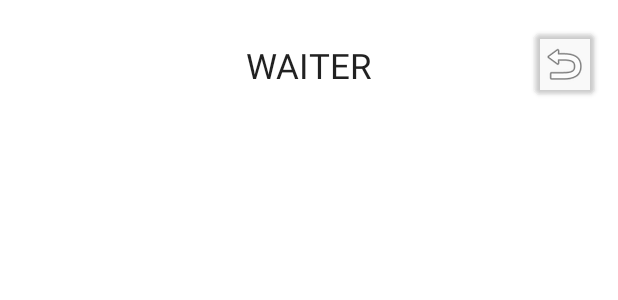
After one commit to msabate00/WaiterMe, an Android app: the layout fragment_waiter_main.xml on its own in the app's theme, with its tools: preview values and no code run, on a phone screen of 412 x 824 dp. The commit adds this screen. Shown: the top 300 px of the screen. Run offline under Robolectric (Android 15) with nearby library versions, the light colour scheme and no system bars.

```diff
--- a/app/src/main/java/cat/copernic/msabatem/waiterme/Recepcionist/Tables/RecepcionistTablesFragment.kt
+++ b/app/src/main/java/cat/copernic/msabatem/waiterme/Recepcionist/Tables/RecepcionistTablesFragment.kt
@@ -18,10 +18,6 @@ import cat.copernic.msabatem.waiterme.databinding.FragmentRecepcionistTablesBind
 class RecepcionistTablesFragment : Fragment() {
 
     private lateinit var binding: FragmentRecepcionistTablesBinding
-
-
-
-
 
     override fun onCreate(savedInstanceState: Bundle?) {
         super.onCreate(savedInstanceState)
--- a/app/src/main/java/cat/copernic/msabatem/waiterme/Recepcionist/Tables/TablesRViewAdapter.kt
+++ b/app/src/main/java/cat/copernic/msabatem/waiterme/Recepcionist/Tables/TablesRViewAdapter.kt
@@ -50,7 +50,7 @@ class TablesRViewAdapter(val tables: ArrayList<Table>): RecyclerView.Adapter<Tab
             }
         }
 
-        private fun openDialog(view: View, table: Table, id: Int){
+        private fun openDialog(view: View, table: Table, id_table: Int){
             val builder: AlertDialog.Builder = this.let {
                 AlertDialog.Builder(view.context)
             }
@@ -58,7 +58,7 @@ class TablesRViewAdapter(val tables: ArrayList<Table>): RecyclerView.Adapter<Tab
                 DialogInterface.OnClickListener { dialog, id ->
                     view.findViewById<Button>(R.id.btn_Item_TableR).isEnabled = false;
                     view.findViewById<Button>(R.id.btn_Item_TableR).alpha = 0.5f;
-                    Utils().editAvaileableTable(id, false);
+                    Utils().editAvaileableTable(id_table, false);
                 })?.setNegativeButton(R.string.dialog_cancel,
                 DialogInterface.OnClickListener { dialog, id ->
 
--- a/app/src/main/java/cat/copernic/msabatem/waiterme/RolSelector/RolSelectorFragment.kt
+++ b/app/src/main/java/cat/copernic/msabatem/waiterme/RolSelector/RolSelectorFragment.kt
@@ -47,6 +47,9 @@ class RolSelectorFragment : Fragment() {
         binding.btRolSelectorReceptionist.setOnClickListener {
             findNavController().navigate(RolSelectorFragmentDirections.actionRolSelectorFragmentToReceptionistMainFragment());
         }
+        binding.btRolSelectorWaiter.setOnClickListener {
+            findNavController().navigate(RolSelectorFragmentDirections.actionRolSelectorFragmentToWaiterMainFragment2())
+        }
 
 
         return binding.root;
--- a/app/src/main/java/cat/copernic/msabatem/waiterme/Utils.kt
+++ b/app/src/main/java/cat/copernic/msabatem/waiterme/Utils.kt
@@ -10,6 +10,7 @@ import cat.copernic.msabatem.waiterme.Admin.ManageFood.FoodViewAdapter
 import cat.copernic.msabatem.waiterme.Admin.ManageTables.Table
 import cat.copernic.msabatem.waiterme.Admin.ManageTables.TablesViewAdapter
 import cat.copernic.msabatem.waiterme.Recepcionist.Tables.TablesRViewAdapter
+import cat.copernic.msabatem.waiterme.Waiter.Tables.TablesWViewAdapter
 import com.google.firebase.auth.FirebaseAuth
 import com.google.firebase.auth.ktx.auth
 import com.google.firebase.database.DataSnapshot
@@ -37,6 +38,7 @@ class Utils {
     companion object{
         const val TABLE_ADMIN = 1;
         const val TABLE_RECEPTIONIS = 2;
+        const val TABLE_WAITER = 3;
 
     }
 
@@ -76,6 +78,7 @@ class Utils {
                         when(type){
                             1 -> rv.adapter = TablesViewAdapter(tables);
                             2 -> rv.adapter = TablesRViewAdapter(tables);
+                            3 -> rv.adapter = TablesWViewAdapter(tables);
                         }
 
                     }
--- /dev/null
+++ b/app/src/main/res/layout/fragment_waiter_main.xml
@@ -0,0 +1,54 @@
+<?xml version="1.0" encoding="utf-8"?>
+<layout xmlns:android="http://schemas.android.com/apk/res/android"
+    xmlns:app="http://schemas.android.com/apk/res-auto"
+    xmlns:tools="http://schemas.android.com/tools">
+
+    <data>
+
+    </data>
+
+    <androidx.constraintlayout.widget.ConstraintLayout
+        android:id="@+id/frameLayout3"
+        android:layout_width="match_parent"
+        android:layout_height="match_parent"
+        tools:context=".Waiter.WaiterMainFragment">
+
+
+        <TextView
+            android:id="@+id/tv_Waiter_Table_Title"
+            style="@style/HeaderText"
+            android:layout_width="wrap_content"
+            android:layout_height="wrap_content"
+            android:layout_marginTop="28dp"
+            android:text="@string/waiter"
+            android:textAllCaps="true"
+            app:layout_constraintEnd_toEndOf="parent"
+            app:layout_constraintStart_toStartOf="parent"
+            app:layout_constraintTop_toTopOf="parent" />
+
+        <Button
+            android:id="@+id/bt_Waiter_Table_Cancel"
+            android:layout_width="40dp"
+            android:layout_height="52dp"
+            android:layout_marginEnd="16dp"
+            android:backgroundTint="@color/cardview_shadow_end_color"
+            android:drawableTop="@android:drawable/ic_menu_revert"
+            app:iconPadding="0dp"
+            app:layout_constraintBottom_toBottomOf="@+id/tv_Waiter_Table_Title"
+            app:layout_constraintEnd_toEndOf="parent"
+            app:layout_constraintTop_toTopOf="@+id/tv_Waiter_Table_Title"
+            app:layout_constraintVertical_bias="0.571" />
+
+        <androidx.recyclerview.widget.RecyclerView
+            android:id="@+id/rv_waiter_tables"
+            android:layout_width="0dp"
+            android:layout_height="0dp"
+            android:layout_marginTop="28dp"
+            app:layout_constraintBottom_toBottomOf="parent"
+            app:layout_constraintEnd_toEndOf="parent"
+            app:layout_constraintHorizontal_bias="0.0"
+            app:layout_constraintStart_toStartOf="parent"
+            app:layout_constraintTop_toBottomOf="@+id/tv_Waiter_Table_Title" />
+
+    </androidx.constraintlayout.widget.ConstraintLayout>
+</layout>
```
Also changed, not shown: app/src/main/java/cat/copernic/msabatem/waiterme/Admin/ManageTables/Table.kt (+38 -1 lines), app/src/main/java/cat/copernic/msabatem/waiterme/Waiter/Tables/Details/TableWaiterDetailFragment.kt (added, +39 -0 lines), app/src/main/java/cat/copernic/msabatem/waiterme/Waiter/Tables/TablesWViewAdapter.kt (added, +102 -0 lines), app/src/main/java/cat/copernic/msabatem/waiterme/Waiter/WaiterMainFragment.kt (added, +54 -0 lines), app/src/main/res/layout/fragment_table_waiter_detail.xml (added, +14 -0 lines), app/src/main/res/layout/item_tablew.xml (added, +18 -0 lines), app/src/main/res/navigation/nav_graph.xml (+20 -0 lines).
